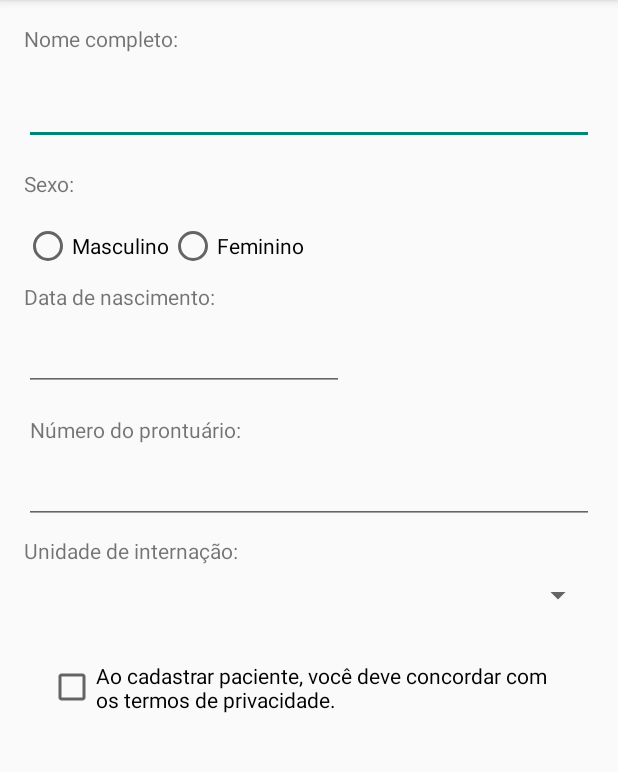
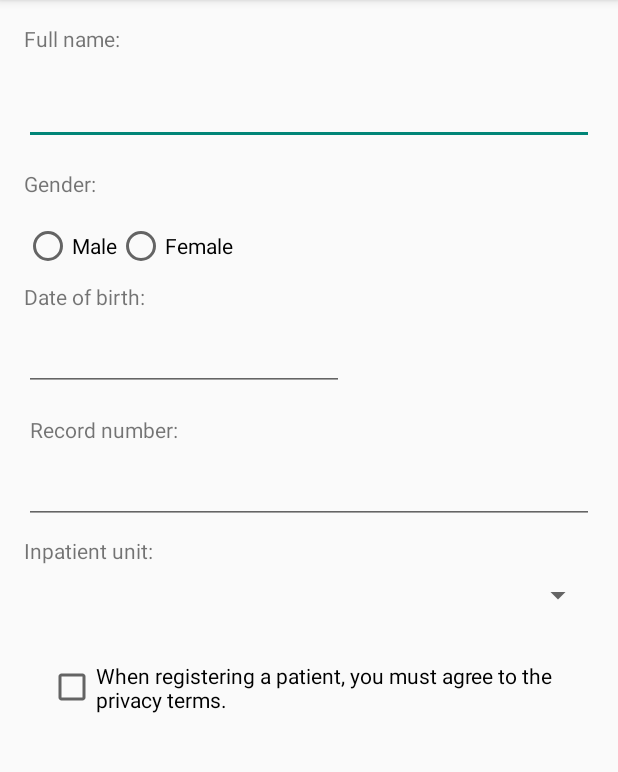
Before and after one commit to audreybenetti/Cogitare, an Android app: the screen it shows after launch (CadastrarPacienteActivity), on a phone screen of 412 x 824 dp, the part 84-856 px from its top. Run offline under Robolectric (Android 15) with nearby library versions, the phone set to English and light mode, and no system bars.

Commit message:
Implementa internacionalização.

```diff
--- a/app/src/main/java/br/com/cogitare/AutoriaActivity.java
+++ b/app/src/main/java/br/com/cogitare/AutoriaActivity.java
@@ -13,7 +13,7 @@ public class AutoriaActivity extends AppCompatActivity {
     protected void onCreate(Bundle savedInstanceState) {
         super.onCreate(savedInstanceState);
         setContentView(R.layout.activity_autoria);
-        setTitle("Autoria do aplicativo");
+        setTitle(getString(R.string.titulo_autoria));
 
         configuraBottomUp();
     }
--- a/app/src/main/java/br/com/cogitare/ListarPacientesActivity.java
+++ b/app/src/main/java/br/com/cogitare/ListarPacientesActivity.java
@@ -77,7 +77,7 @@ public class ListarPacientesActivity extends AppCompatActivity {
     protected void onCreate(Bundle savedInstanceState) {
         super.onCreate(savedInstanceState);
         setContentView(R.layout.activity_listar_pacientes);
-        setTitle("Pacientes cadastrados");
+        setTitle(getString(R.string.titulo_lista_pacientes));
         listViewPacientes = findViewById(R.id.listViewPacientes);
 
         listViewPacientes.setOnItemLongClickListener(
--- a/app/src/main/res/layout/activity_autoria.xml
+++ b/app/src/main/res/layout/activity_autoria.xml
@@ -20,7 +20,7 @@
         app:layout_constraintStart_toStartOf="parent"
         app:layout_constraintTop_toTopOf="parent"
         app:srcCompat="@drawable/logo_utfpr"
-        android:contentDescription="Descrição do aplicativo." />
+        android:contentDescription="@string/descricao_app" />
 
     <TextView
         android:id="@+id/descricaoAplicativo"
@@ -32,7 +32,7 @@
         android:layout_marginEnd="32dp"
         android:layout_marginRight="32dp"
         android:gravity="center"
-        android:text="Ferramenta auxiliadora para oferta dos procedimentos de Recuperação Pós Anestésica (SRPA) por profissionais de enfermagem."
+        android:text="@string/texto_descricao_aplicativo"
         app:layout_constraintEnd_toEndOf="parent"
         app:layout_constraintHorizontal_bias="0.0"
         app:layout_constraintStart_toStartOf="parent"
@@ -66,7 +66,7 @@
         android:layout_width="0dp"
         android:layout_height="wrap_content"
         android:gravity="center"
-        android:text="Especialização Java"
+        android:text="@string/especializacao_java"
         app:layout_constraintEnd_toEndOf="parent"
         app:layout_constraintHorizontal_bias="0.0"
         app:layout_constraintStart_toStartOf="parent"
--- a/app/src/main/res/values/strings.xml
+++ b/app/src/main/res/values/strings.xml
@@ -1,37 +1,42 @@
 <resources>
-    <string name="app_name">Cogitare</string>
+    <string name="app_name" translatable="false">Cogitare</string>
     <string name="hello_first_fragment">Hello first fragment</string>
     <string name="hello_second_fragment">Hello second fragment. Arg: %1$s</string>
-    <string name="nome_completo">Nome completo:</string>
-    <string name="sexo_paciente">Sexo:</string>
-    <string name="data_de_nascimento">Data de nascimento:</string>
-    <string name="idade">Idade:</string>
-    <string name="numero_prontuario">Número do prontuário:</string>
-    <string name="unidade_internacao">Unidade de internação:</string>
-    <string name="title_unidade_internacao">Selecione a unidade de internação</string>
-    <string name="cadastrar">Salvar</string>
-    <string name="adicionar">Adicionar</string>
-    <string name="sexo_masculino">Masculino</string>
-    <string name="sexo_feminino">Feminino</string>
-    <string name="limpar_campos">Limpar campos</string>
-    <string name="toast_limpar_campos">Campos limpos com sucesso!</string>
-    <string name="toast_erro_cadastro">Verifique o preenchimento dos campos.</string>
-    <string name="termos_privacidade">Ao cadastrar paciente, você deve concordar com os termos de privacidade.</string>
-    <string name="int_geral">Internação Geral</string>
-    <string name="int_pediatrica">Internação Pediátrica</string>
-    <string name="int_transmissiveis">Internação Para Doenças Transmissíveis</string>
-    <string name="int_mentais">Internação Para Doenças Mentais Agudas</string>
-    <string name="int_tuberculose">Internação Para Tuberculose, Forma Aguda</string>
-    <string name="int_bercario">Berçário</string>
-    <string name="int_intensivo">Tratamento Intensivo</string>
-    <string name="int_emergencia">Emergência</string>
-    <string name="int_cirurgico">Centro Cirúrgico</string>
-    <string name="int_obstetrico">Centro Obstétrico</string>
-    <string name="int_lactario">Lactário</string>
-    <string name="sobre">Sobre</string>
-    <string name="editar">Editar</string>
-    <string name="excluir">Excluir</string>
-    <string name="titulo_cadastro">Cadastro de pacientes</string>
-    <string name="titulo_alteracao">Alteração de cadastro</string>
+    <string name="nome_completo">Full name:</string>
+    <string name="sexo_paciente">Gender:</string>
+    <string name="data_de_nascimento">Date of birth:</string>
+    <string name="idade">Age:</string>
+    <string name="numero_prontuario">Record number:</string>
+    <string name="unidade_internacao">Inpatient unit:</string>
+    <string name="title_unidade_internacao">Select the inpatient unit:</string>
+    <string name="cadastrar">Save</string>
+    <string name="adicionar">Add</string>
+    <string name="sexo_masculino">Male</string>
+    <string name="sexo_feminino">Female</string>
+    <string name="limpar_campos">Clear fields</string>
+    <string name="toast_limpar_campos">Successfully cleared fields!</string>
+    <string name="toast_erro_cadastro">There are unfilled fields.</string>
+    <string name="termos_privacidade">When registering a patient, you must agree to the privacy terms.</string>
+    <string name="int_geral">General Hospitalization</string>
+    <string name="int_pediatrica">Pediatric Hospitalization</string>
+    <string name="int_transmissiveis">Hospitalization for Communicable Diseases</string>
+    <string name="int_mentais">Acute Mental Illness Admission</string>
+    <string name="int_tuberculose">Hospitalization for Tuberculosis, Acute Form</string>
+    <string name="int_bercario">Nursery</string>
+    <string name="int_intensivo">Intensive Treatment</string>
+    <string name="int_emergencia">Emergency</string>
+    <string name="int_cirurgico">Surgical Center</string>
+    <string name="int_obstetrico">Obstetric Center</string>
+    <string name="int_lactario">Lactary</string>
+    <string name="sobre">About</string>
+    <string name="editar">Edit</string>
+    <string name="excluir">Delete</string>
+    <string name="titulo_cadastro">Patient registration</string>
+    <string name="titulo_alteracao">Edit patient</string>
+    <string name="titulo_autoria">Application authors</string>
+    <string name="titulo_lista_pacientes">Registered patients</string>
+    <string name="texto_descricao_aplicativo">Auxiliary tool for Post Anesthesia Recovery (PAR) procedures by nursing professionals.</string>
+    <string name="descricao_app">Application description.</string>
+    <string name="especializacao_java">Java Specialization</string>
 
 </resources>
```
Also changed, not shown: 1 other file.
